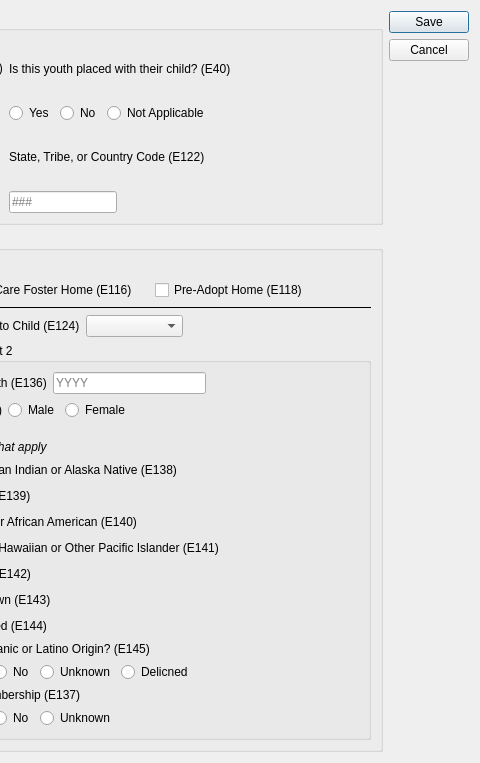
The window that ui/ui_living_arrangement.ui (zstamper/AFCARS-AXE) describes before a commit, drawn with Qt 5; both pictures show x 540 to 1020 and y 0 to 763 of the 1020 by 763 pixel window.
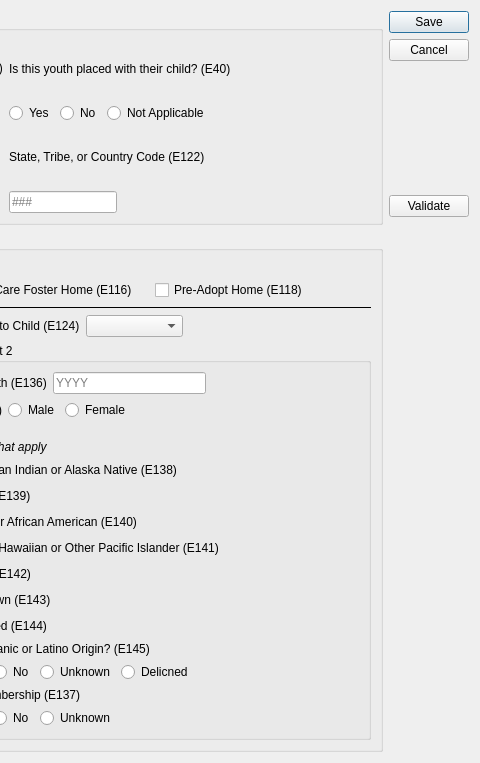
The same window after the commit.

Patch:
```diff
--- a/ui/ui_living_arrangement.ui
+++ b/ui/ui_living_arrangement.ui
@@ -1040,6 +1040,8 @@
     </layout>
    </item>
    <item>
+    <layout class="QVBoxLayout" name="verticalLayout_2">
+     <item>
     <widget class="QDialogButtonBox" name="form_action">
      <property name="orientation">
       <enum>Qt::Vertical</enum>
@@ -1049,6 +1051,54 @@
      </property>
     </widget>
    </item>
+     <item>
+      <widget class="QPushButton" name="validate_button">
+       <property name="text">
+        <string>Validate</string>
+       </property>
+      </widget>
+     </item>
+     <item>
+      <spacer name="verticalSpacer_3">
+       <property name="orientation">
+        <enum>Qt::Vertical</enum>
+       </property>
+       <property name="sizeHint" stdset="0">
+        <size>
+         <width>20</width>
+         <height>40</height>
+        </size>
+       </property>
+      </spacer>
+     </item>
+     <item>
+      <spacer name="verticalSpacer_2">
+       <property name="orientation">
+        <enum>Qt::Vertical</enum>
+       </property>
+       <property name="sizeHint" stdset="0">
+        <size>
+         <width>20</width>
+         <height>40</height>
+        </size>
+       </property>
+      </spacer>
+     </item>
+     <item>
+      <spacer name="verticalSpacer">
+       <property name="orientation">
+        <enum>Qt::Vertical</enum>
+       </property>
+       <property name="sizeHint" stdset="0">
+        <size>
+         <width>20</width>
+         <height>40</height>
+        </size>
+       </property>
+      </spacer>
+     </item>
+    </layout>
+   </item>
   </layout>
  </widget>
  <resources/>
```
Left out of the diff: 8 changed lines with no effect on the pictures. Lines whose indentation alone changed are shown as unchanged.
